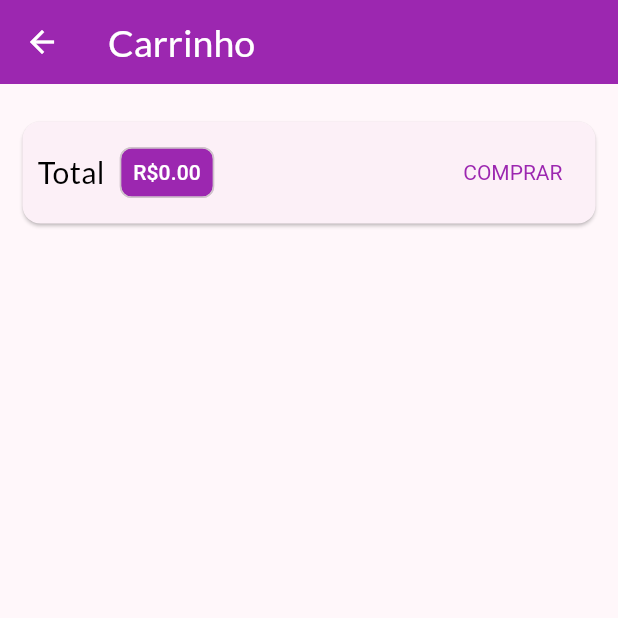
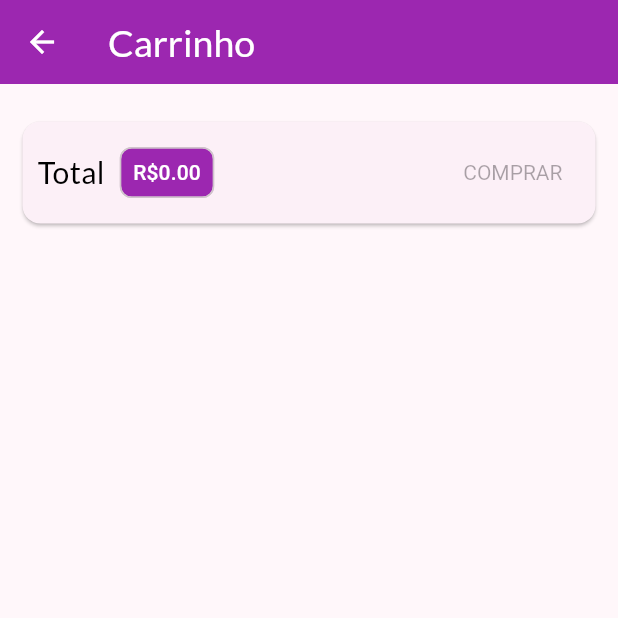
Before and after one commit to HelvioSiqueira/shop_flutter, a Flutter app: the CartPage screen opened by its route, on a phone screen of 412 x 824 dp, the top half of it. Run offline on Flutter 3.47's test engine with Material 2 defaults, Android fonts, the phone set to English and light mode, and no system bars; network calls fail.

```diff
--- a/lib/pages/cart_page.dart
+++ b/lib/pages/cart_page.dart
@@ -39,18 +39,7 @@ class CartPage extends StatelessWidget {
                         style: const TextStyle(color: Colors.white),
                       )),
                   const Spacer(),
-                  TextButton(
-                    onPressed: () {
-                      Provider.of<OrderList>(context, listen: false)
-                          .addOrder(cart);
-
-                      cart.clear();
-                    },
-                    style: TextButton.styleFrom(
-                        textStyle: TextStyle(
-                            color: Theme.of(context).colorScheme.primary)),
-                    child: const Text("COMPRAR"),
-                  )
+                  CartButton(cart: cart)
                 ],
               ),
             ),
@@ -66,3 +55,39 @@ class CartPage extends StatelessWidget {
     );
   }
 }
+
+class CartButton extends StatefulWidget {
+  const CartButton({Key? key, required this.cart}) : super(key: key);
+
+  final Cart cart;
+
+  @override
+  State<CartButton> createState() => _CartButtonState();
+}
+
+class _CartButtonState extends State<CartButton> {
+  bool _isLoading = false;
+
+  @override
+  Widget build(BuildContext context) {
+    return _isLoading
+        ? const CircularProgressIndicator()
+        : TextButton(
+            onPressed: widget.cart.itemsCount == 0
+                ? null
+                : () async {
+                    setState(() => _isLoading = true);
+
+                    await Provider.of<OrderList>(context, listen: false)
+                        .addOrder(widget.cart);
+
+                    widget.cart.clear();
+                    setState(() => _isLoading = false);
+                  },
+            style: TextButton.styleFrom(
+                textStyle:
+                    TextStyle(color: Theme.of(context).colorScheme.primary)),
+            child: const Text("COMPRAR"),
+          );
+  }
+}
--- a/lib/utils/constants.dart
+++ b/lib/utils/constants.dart
@@ -1,3 +1,4 @@
 class Constants{
   static const PRODUCT_BASE_URL = "https://shop-coder-619b4-default-rtdb.firebaseio.com/products";
+  static const ORDER_BASE_URL = "https://shop-coder-619b4-default-rtdb.firebaseio.com/orders";
 }
```
Also changed, not shown: lib/models/order_list.dart (+26 -3 lines).
